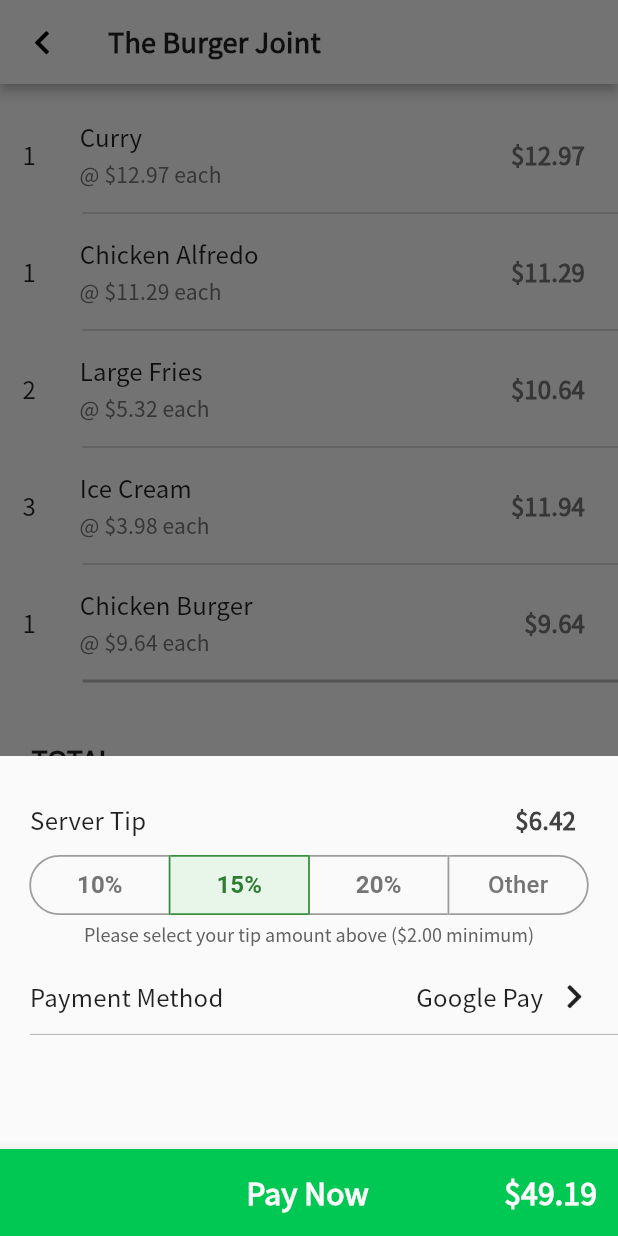
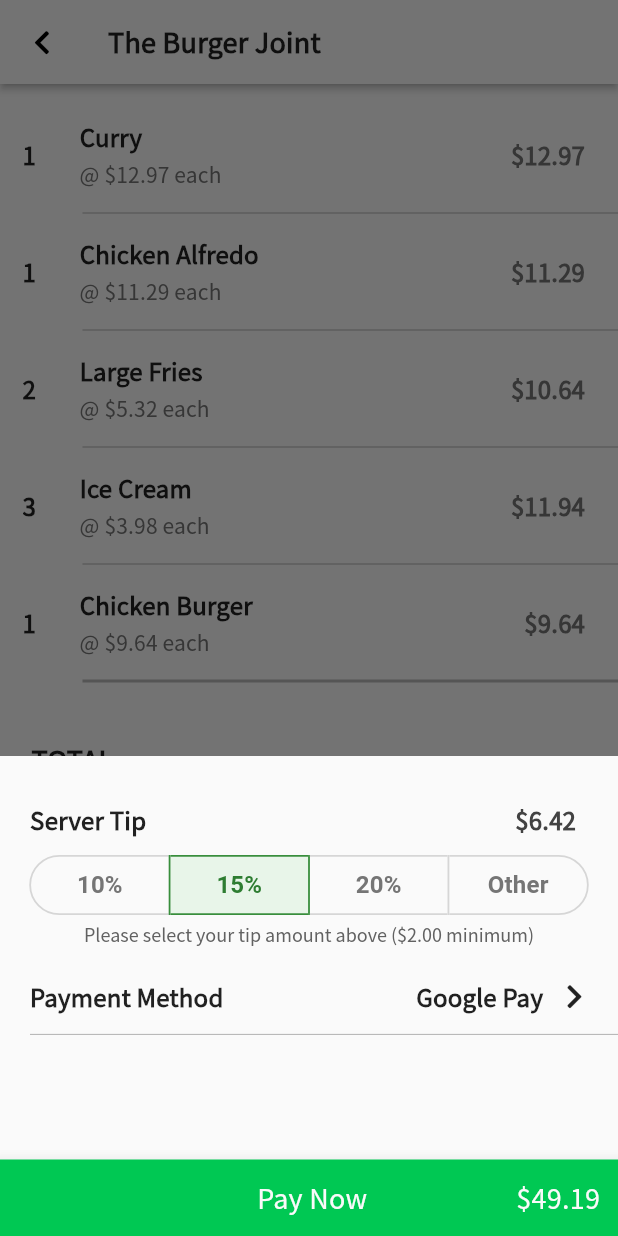
Before and after one commit to kchangela7/dinendash, a Flutter app: the screen it shows once a user with an empty profile is signed in, scrolled down 135 dp, after a tap on "Pay", on a phone screen of 412 x 824 dp. Run offline on Flutter 3.47's test engine with Material 2 defaults, Android fonts, the phone set to English and light mode, and no system bars; our stand-ins replace cloud_firestore, firebase_auth, flutter_spinkit, font_awesome_flutter, form_field_validator, google_sign_in; missing offline and left inert: barcode_scan; accounts and stored records are empty.

Commit message:
visual stuff

```diff
--- a/lib/main.dart
+++ b/lib/main.dart
@@ -21,7 +21,7 @@ class MyApp extends StatelessWidget {
           primaryColor: primary,
           fontFamily: "NotoSansJP",
           appBarTheme: AppBarTheme(
-            elevation: 3,
+            elevation: 2,
             color: background
           ),
           dividerTheme: DividerThemeData(thickness: 0.75, space: 30, indent: 40, color: Colors.black26)
--- a/lib/paths/home/home.dart
+++ b/lib/paths/home/home.dart
@@ -4,6 +4,7 @@ import 'package:dinendash/paths/home/screens/scan/orderView/orderView.dart';
 import 'package:dinendash/paths/home/screens/scan/scan.dart';
 import 'package:dinendash/shared/constants.dart';
 import 'package:flutter/material.dart';
+import 'package:flutter/services.dart';
 import 'package:font_awesome_flutter/font_awesome_flutter.dart';
 
 class Home extends StatefulWidget {
@@ -27,7 +28,8 @@ class _HomeState extends State<Home> {
   Widget build(BuildContext context) {
 
     final bottomNavBar = BottomNavigationBar(
-      elevation: 15,
+      backgroundColor: Colors.white,
+      elevation: 8,
       items: const <BottomNavigationBarItem>[
         BottomNavigationBarItem(
           icon: Icon(FontAwesomeIcons.receipt),
@@ -47,17 +49,18 @@ class _HomeState extends State<Home> {
       onTap: _onItemTapped,
     );
 
-    return Scaffold(
-      // appBar: AppBar(
-      //   title: Text(
-      //     'Dine-N-Dash',
-      //     style: TextStyle(color: background),
-      //   ),
-      //   centerTitle: true,
-      //   backgroundColor: primary,
-      // ),
-      bottomNavigationBar: bottomNavBar,
-      body: SafeArea(child: pages[_selectedIndex])
+    return AnnotatedRegion<SystemUiOverlayStyle>(
+      value: SystemUiOverlayStyle.dark.copyWith(
+        statusBarColor: Colors.transparent,
+        systemNavigationBarColor: Colors.transparent
+      ),
+      child: Container(
+        color: background,
+        child: Scaffold(
+          bottomNavigationBar: bottomNavBar,
+          body: pages[_selectedIndex]
+        ),
+      )
     );
   }
 }
--- a/lib/paths/home/screens/scan/orderView/myOrder.dart
+++ b/lib/paths/home/screens/scan/orderView/myOrder.dart
@@ -1,4 +1,3 @@
-import 'package:dinendash/paths/home/home.dart';
 import 'package:dinendash/shared/constants.dart';
 import 'package:flutter/material.dart';
 
--- a/lib/paths/home/screens/scan/orderView/orderView.dart
+++ b/lib/paths/home/screens/scan/orderView/orderView.dart
@@ -5,8 +5,6 @@ import 'package:dinendash/shared/loading_utils/loading.dart';
 import 'package:flutter/material.dart';
 import 'package:font_awesome_flutter/font_awesome_flutter.dart';
 import 'package:provider/provider.dart';
-
-import '../../../home.dart';
 
 class OrderView extends StatefulWidget {
 
@@ -45,13 +43,13 @@ class _OrderViewState extends State<OrderView> {
             leading: IconButton(
               icon: Icon(FontAwesomeIcons.chevronLeft, size: 18),
               onPressed: () async {
-                bool result = await showDialog(
+                String result = await showDialog(
                   context: context,
                   builder: (BuildContext context) {
                     return ReturnDialog();
                   }
                 );
-                if (result) Navigator.pop(context);
+                if (result == "exit") Navigator.pop(context);
               }
             ),
           ),
@@ -71,8 +69,8 @@ class _OrderViewState extends State<OrderView> {
                 mainAxisAlignment: MainAxisAlignment.spaceBetween,
                 children: <Widget>[
                   SizedBox(width: 58),
-                  Text('Pay', style: kOrderHeaderStyle),
-                  Text('\$${totals["total"].toStringAsFixed(2)}', style: kOrderHeaderStyle)
+                  Text('Pay', style: kPayTextStyle),
+                  Text('\$${totals["total"].toStringAsFixed(2)}', style: kPayTextStyle)
                 ],
               ),
             ),
@@ -110,14 +108,14 @@ class ReturnDialog extends StatelessWidget {
       actions: [
         FlatButton(
           onPressed: () {
-            Navigator.pop(context, false);
+            Navigator.pop(context);
           },
           child: Text('Cancel', style: TextStyle(fontSize: 16, color: Colors.green[800]))
         ),
         FlatButton(
           child: Text('Yes, back out', style: TextStyle(fontSize: 16, color: Colors.green[800])),
           onPressed: () {
-            Navigator.pop(context, true);
+            Navigator.pop(context, "exit");
           },
         ),
       ],
--- a/lib/paths/home/screens/scan/orderView/pay.dart
+++ b/lib/paths/home/screens/scan/orderView/pay.dart
@@ -109,7 +109,7 @@ class _PayState extends State<Pay> {
                   textStyle: kCurrencyStyle,
                   isSelected: _selections,
                   color: Colors.grey[600],
-                  borderColor: Colors.grey,
+                  borderColor: Colors.grey[350],
                   borderRadius: BorderRadius.circular(30),
                   borderWidth: 1.2,
                   fillColor: Colors.green[50],
@@ -188,7 +188,7 @@ class _PayState extends State<Pay> {
         bottomNavigationBar: BottomAppBar(
           color: primary,
           child: FlatButton(
-            padding: EdgeInsets.all(14),
+            padding: EdgeInsets.all(12),
             onPressed: () {},
             child: Row(
               mainAxisAlignment: MainAxisAlignment.spaceBetween,
--- a/lib/paths/home/screens/scan/scan.dart
+++ b/lib/paths/home/screens/scan/scan.dart
@@ -1,5 +1,4 @@
 import 'package:barcode_scan/barcode_scan.dart';
-import 'package:dinendash/paths/home/screens/scan/orderView/myOrder.dart';
 import 'package:dinendash/paths/home/screens/scan/orderView/orderView.dart';
 import 'package:dinendash/services/database.dart';
 import 'package:dinendash/shared/constants.dart';
--- a/lib/shared/constants.dart
+++ b/lib/shared/constants.dart
@@ -14,7 +14,7 @@ final kHintTextStyle = TextStyle(
 
 final kLabelStyle = TextStyle(
   color: Colors.white,
-  fontWeight: FontWeight.bold,
+  fontWeight: FontWeight.w600,
   fontFamily: 'OpenSans',
 );
 
@@ -32,7 +32,7 @@ final kBoxDecorationStyle = BoxDecoration(
 
 final kOrderTextStyle = TextStyle(
   fontSize: 16,
-  fontWeight: FontWeight.w500,
+  fontWeight: FontWeight.w700,
   letterSpacing: 0.15
 );
 
@@ -52,7 +52,7 @@ final kCurrencyStyleSmall = TextStyle(
 final kOrderHeaderStyle = TextStyle(
   letterSpacing: 0.15,
   fontSize: 18,
-  fontWeight: FontWeight.w700
+  fontWeight: FontWeight.w900
 );
 
 final kOrderTextBoldStyle = TextStyle(
@@ -62,8 +62,8 @@ final kOrderTextBoldStyle = TextStyle(
 );
 
 final kPayTextStyle = TextStyle(
-  fontSize: 20,
-  fontWeight: FontWeight.w700,
+  fontSize: 18,
+  fontWeight: FontWeight.w500,
   color: Colors.grey[50],
   letterSpacing: 0.15
 );
```
Also changed, not shown: pubspec.yaml (+0 -7 lines), fonts/Oswald-Bold.ttf (added), fonts/Oswald-Medium.ttf (added), fonts/Oswald-Regular.ttf (added), fonts/Oswald-SemiBold.ttf (added), fonts/Ubuntu-Bold.ttf (deleted), fonts/Ubuntu-Italic.ttf (deleted), fonts/Ubuntu-Regular.ttf (deleted).
